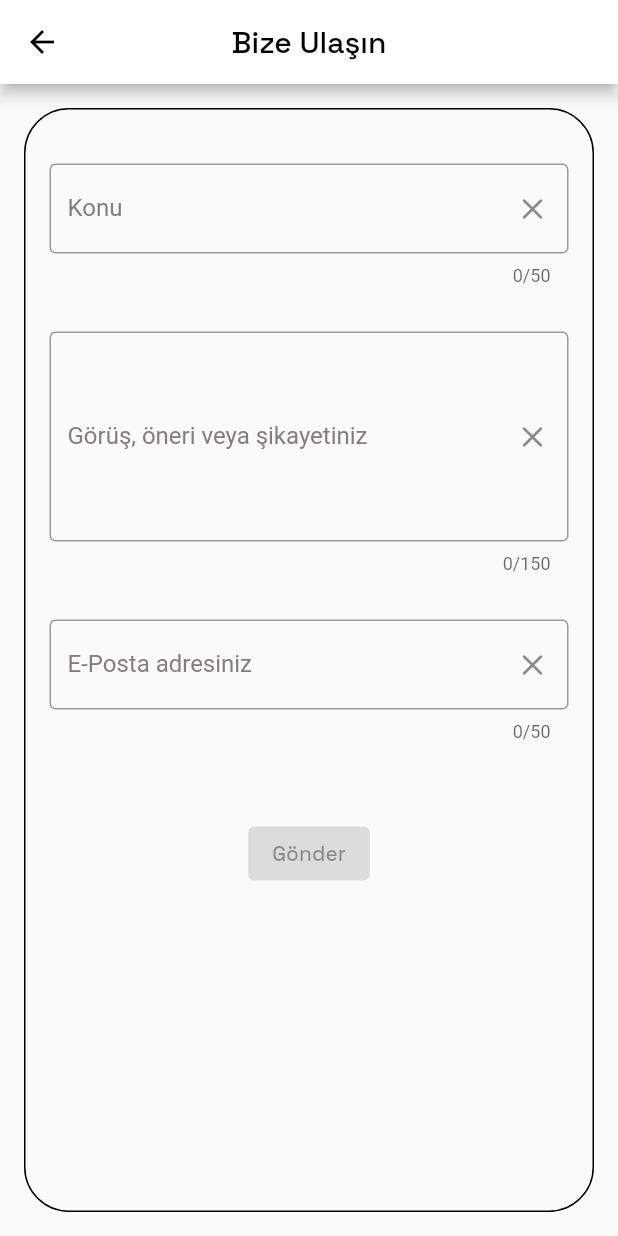
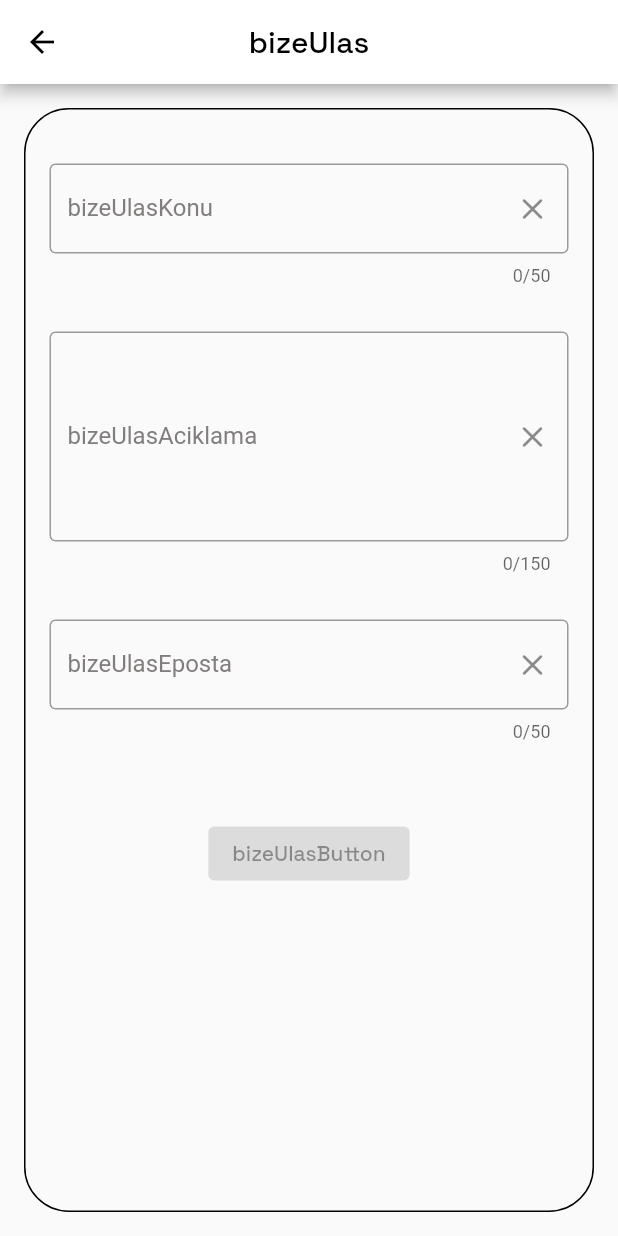
Before and after one commit to mahmutcancokcapar/seyahat-defteri, a Flutter app: the BizeUlasin screen opened directly, on a phone screen of 412 x 824 dp. Run offline on Flutter 3.47's test engine with Material 2 defaults, Android fonts, the phone set to English and light mode, and no system bars; our stand-ins replace cloud_firestore, curved_navigation_bar, firebase_auth, firebase_core, geolocator, get and 2 more; accounts and stored records are empty; network calls fail.

Commit message:
Update bize_ulasin.dart

```diff
--- a/lib/sayfalar/setting_/bize_ulasin.dart
+++ b/lib/sayfalar/setting_/bize_ulasin.dart
@@ -1,4 +1,5 @@
 import 'package:flutter/material.dart';
+import 'package:get/get.dart';
 import 'package:google_fonts/google_fonts.dart';
 import 'package:url_launcher/url_launcher.dart';
 
@@ -17,7 +18,6 @@ class _BizeUlasinState extends State<BizeUlasin> {
   String konu2 = '';
   String gorus2 = '';
   String eposta = '';
-
 
   _sendMail() async {
     // Android and iOS
@@ -66,7 +66,7 @@ class _BizeUlasinState extends State<BizeUlasin> {
           color: Colors.black,
         ),
         title: Text(
-          'Bize Ulaşın',
+          'bizeUlas'.tr,
           style: GoogleFonts.spaceGrotesk(
             color: Colors.black,
           ),
@@ -103,7 +103,7 @@ class _BizeUlasinState extends State<BizeUlasin> {
                 },
                 decoration: InputDecoration(
                   border: const OutlineInputBorder(),
-                  labelText: 'Konu',
+                  labelText: 'bizeUlasKonu'.tr,
                   labelStyle: GoogleFonts.indieFlower(
                     color: const Color.fromARGB(255, 130, 126, 126),
                   ),
@@ -131,8 +131,7 @@ class _BizeUlasinState extends State<BizeUlasin> {
                 },
                 decoration: InputDecoration(
                   border: const OutlineInputBorder(),
-                  labelText:
-                      'Görüş, öneri veya şikayetiniz',
+                  labelText: 'bizeUlasAciklama'.tr,
                   labelStyle: GoogleFonts.indieFlower(
                     color: const Color.fromARGB(255, 130, 126, 126),
                   ),
@@ -161,7 +160,7 @@ class _BizeUlasinState extends State<BizeUlasin> {
                 },
                 decoration: InputDecoration(
                   border: const OutlineInputBorder(),
-                  labelText: 'E-Posta adresiniz',
+                  labelText: 'bizeUlasEposta'.tr,
                   labelStyle: GoogleFonts.indieFlower(
                     color: const Color.fromARGB(255, 130, 126, 126),
                   ),
@@ -182,7 +181,7 @@ class _BizeUlasinState extends State<BizeUlasin> {
                 ),
                 onPressed: _isButtonEnabled ? _onButtonPressed : null,
                 child: Text(
-                  'Gönder',
+                  'bizeUlasButton'.tr,
                   style: GoogleFonts.spaceGrotesk(),
                 ),
               ),
```
